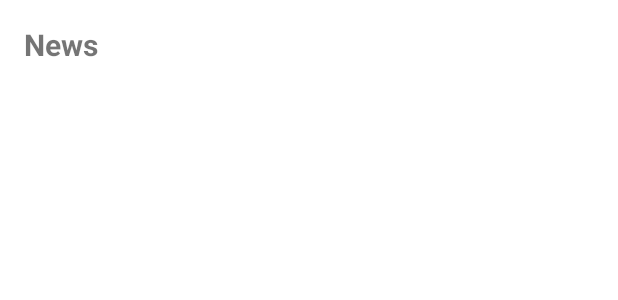
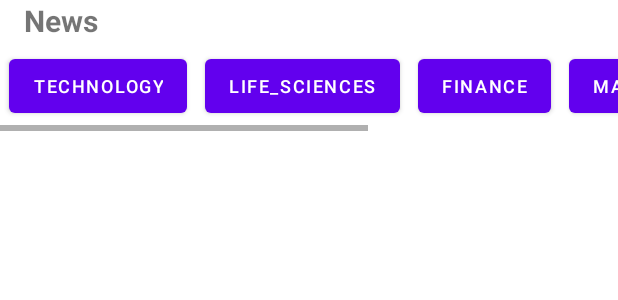
Before and after one commit to ldhuy0001/StockWatch, an Android app: the layout fragment_news.xml on its own in the app's theme, with its tools: preview values and no code run, on a phone screen of 412 x 824 dp. Shown: the top 300 px of the screen. Run offline under Robolectric (Android 15) with nearby library versions, the phone set to English and light mode, and no system bars; network calls fail.

Commit message:
update onenews

```diff
--- a/app/src/main/res/layout/fragment_news.xml
+++ b/app/src/main/res/layout/fragment_news.xml
@@ -21,8 +21,74 @@
             android:layout_marginTop="16dp"
             android:layout_marginStart="16dp"
             android:layout_marginEnd="16dp"
-            app:layout_constraintTop_toTopOf="parent"
+            app:layout_constraintBottom_toTopOf="@id/linearLayout"
             />
+        <HorizontalScrollView
+            android:layout_width="match_parent"
+            android:layout_height="wrap_content"
+            android:id="@+id/linearLayout"
+            app:layout_constraintTop_toBottomOf="@id/news">
+
+
+
+        <LinearLayout
+
+            android:layout_width="match_parent"
+            android:layout_height="wrap_content"
+
+            android:orientation="horizontal">
+
+                <Button
+                    android:id="@+id/btn_technology"
+                    android:layout_width="wrap_content"
+                    android:layout_height="wrap_content"
+                    android:textSize="12sp"
+                    android:layout_margin="6dp"
+                    android:text="technology">
+
+                </Button>
+
+                <Button
+                    android:id="@+id/btn_life_sciences"
+                    android:layout_width="wrap_content"
+                    android:layout_height="wrap_content"
+                    android:textSize="12sp"
+                    android:layout_margin="6dp"
+                    android:text="life_sciences">
+
+                </Button>
+
+                <Button
+                    android:id="@+id/btn_finance"
+                    android:layout_width="wrap_content"
+                    android:layout_height="wrap_content"
+                    android:textSize="12sp"
+                    android:layout_margin="6dp"
+                    android:text="finance">
+
+                </Button>
+
+                <Button
+                    android:id="@+id/btn_manufacturing"
+                    android:layout_width="wrap_content"
+                    android:layout_height="wrap_content"
+                    android:textSize="12sp"
+                    android:layout_margin="6dp"
+                    android:text="manufacturing">
+
+                </Button>
+
+                <Button
+                    android:id="@+id/btn_economy"
+                    android:layout_width="wrap_content"
+                    android:layout_height="wrap_content"
+                    android:textSize="12sp"
+                    android:layout_margin="6dp"
+                    android:text="economy_macro">
+                </Button>
+        </LinearLayout>
+
+        </HorizontalScrollView>
 
 
 
@@ -34,7 +100,7 @@
             android:layout_margin="16sp"
             android:textSize="36sp"
             android:id="@+id/rvNews"
-            app:layout_constraintTop_toBottomOf="@+id/news"/>
+            app:layout_constraintTop_toBottomOf="@+id/linearLayout"/>
 
 
     </androidx.constraintlayout.widget.ConstraintLayout>
```
